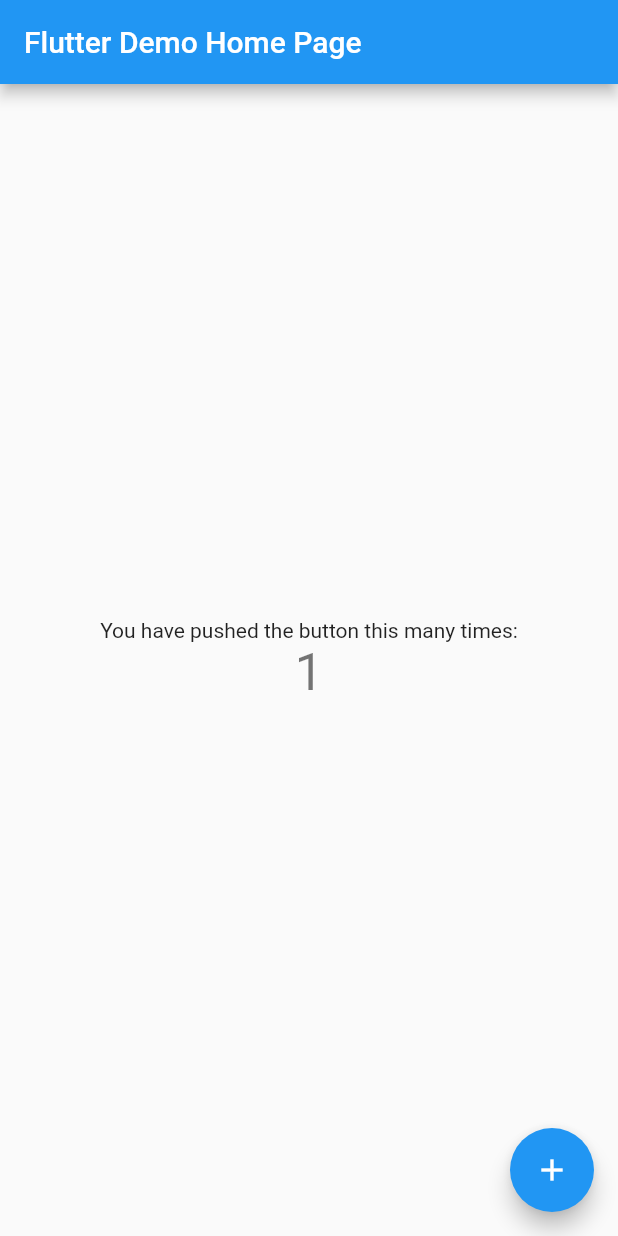
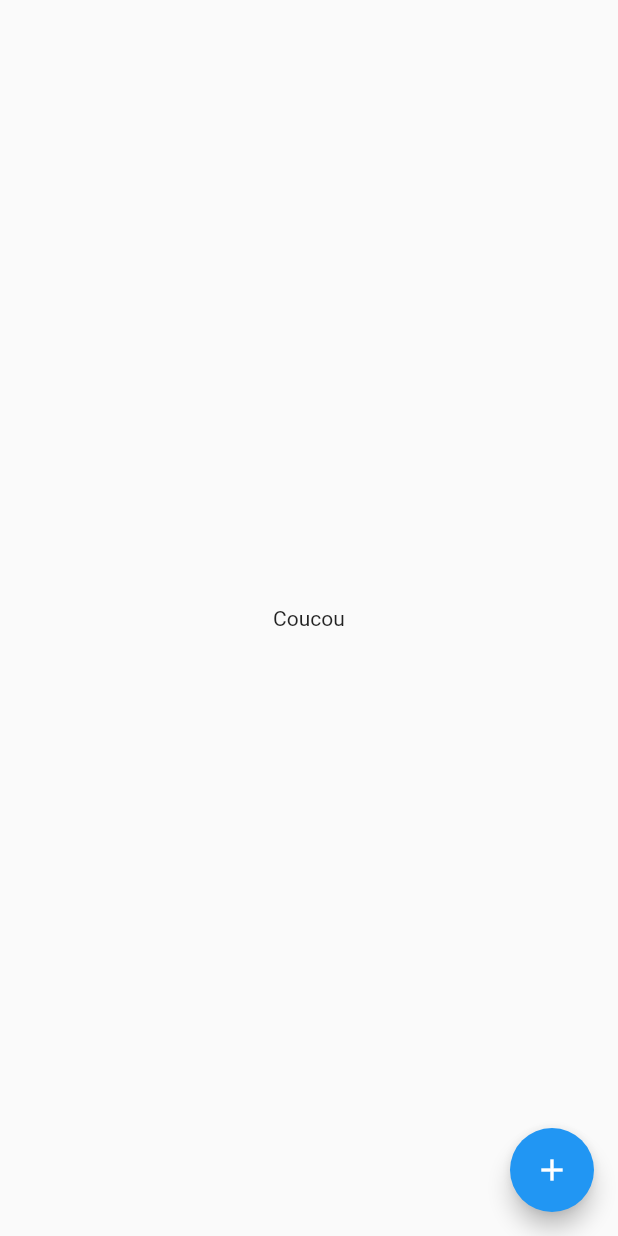
Before and after one commit to ThomasEcalle/4moc-2022, a Flutter app: the screen it shows after launch, after a tap on the "add" icon, on a phone screen of 412 x 824 dp. Run offline on Flutter 3.47's test engine with Material 2 defaults, Android fonts, the phone set to English and light mode, and no system bars; our stand-ins replace firebase_core; accounts and stored records are empty.

```diff
--- /dev/null
+++ b/lib/analytics_manager.dart
@@ -0,0 +1,38 @@
+import 'package:firebase_analytics/firebase_analytics.dart';
+import 'package:flutter/material.dart';
+
+abstract class AnalyticsInterface {
+  void logEvent(String name, {Map<String, String>? params});
+}
+
+class FirebaseAnalyticsImplementation extends AnalyticsInterface {
+  @override
+  void logEvent(String name, {Map<String, String>? params}) {
+    FirebaseAnalytics.instance.logEvent(name: name, parameters: params);
+  }
+}
+
+class AnalyticsManager extends InheritedWidget {
+  final AnalyticsInterface analyticsInterface;
+
+  const AnalyticsManager({
+    Key? key,
+    required Widget child,
+    required this.analyticsInterface,
+  }) : super(key: key, child: child);
+
+  static AnalyticsManager of(BuildContext context) {
+    final AnalyticsManager? result = context.dependOnInheritedWidgetOfExactType<AnalyticsManager>();
+    assert(result != null, 'No AnalyticsManager found in context');
+    return result!;
+  }
+
+  @override
+  bool updateShouldNotify(AnalyticsManager old) {
+    return false;
+  }
+
+  void logEvent(String name, {Map<String, String>? params}) {
+    analyticsInterface.logEvent(name, params: params);
+  }
+}
--- a/lib/main.dart
+++ b/lib/main.dart
@@ -1,115 +1,50 @@
+import 'package:firebase_core/firebase_core.dart';
 import 'package:flutter/material.dart';
+import 'package:moc_2022/analytics_manager.dart';
+import 'package:moc_2022/firebase_options.dart';
 
-void main() {
+void main() async {
+  WidgetsFlutterBinding.ensureInitialized();
+  await Firebase.initializeApp(options: DefaultFirebaseOptions.currentPlatform);
   runApp(const MyApp());
 }
 
 class MyApp extends StatelessWidget {
   const MyApp({Key? key}) : super(key: key);
 
-  // This widget is the root of your application.
   @override
   Widget build(BuildContext context) {
     return MaterialApp(
-      title: 'Flutter Demo',
-      theme: ThemeData(
-        // This is the theme of your application.
-        //
-        // Try running your application with "flutter run". You'll see the
-        // application has a blue toolbar. Then, without quitting the app, try
-        // changing the primarySwatch below to Colors.green and then invoke
-        // "hot reload" (press "r" in the console where you ran "flutter run",
-        // or simply save your changes to "hot reload" in a Flutter IDE).
-        // Notice that the counter didn't reset back to zero; the application
-        // is not restarted.
-        primarySwatch: Colors.blue,
+      home: AnalyticsManager(
+        analyticsInterface: FirebaseAnalyticsImplementation(),
+        child: const Home(),
       ),
-      home: const MyHomePage(title: 'Flutter Demo Home Page'),
     );
   }
 }
 
-class MyHomePage extends StatefulWidget {
-  const MyHomePage({Key? key, required this.title}) : super(key: key);
-
-  // This widget is the home page of your application. It is stateful, meaning
-  // that it has a State object (defined below) that contains fields that affect
-  // how it looks.
-
-  // This class is the configuration for the state. It holds the values (in this
-  // case the title) provided by the parent (in this case the App widget) and
-  // used by the build method of the State. Fields in a Widget subclass are
-  // always marked "final".
-
-  final String title;
-
-  @override
-  State<MyHomePage> createState() => _MyHomePageState();
-}
-
-class _MyHomePageState extends State<MyHomePage> {
-  int _counter = 0;
-
-  void _incrementCounter() {
-    setState(() {
-      // This call to setState tells the Flutter framework that something has
-      // changed in this State, which causes it to rerun the build method below
-      // so that the display can reflect the updated values. If we changed
-      // _counter without calling setState(), then the build method would not be
-      // called again, and so nothing would appear to happen.
-      _counter++;
-    });
-  }
+class Home extends StatelessWidget {
+  const Home({Key? key}) : super(key: key);
 
   @override
   Widget build(BuildContext context) {
-    // This method is rerun every time setState is called, for instance as done
-    // by the _incrementCounter method above.
-    //
-    // The Flutter framework has been optimized to make rerunning build methods
-    // fast, so that you can just rebuild anything that needs updating rather
-    // than having to individually change instances of widgets.
     return Scaffold(
-      appBar: AppBar(
-        // Here we take the value from the MyHomePage object that was created by
-        // the App.build method, and use it to set our appbar title.
-        title: Text(widget.title),
-      ),
-      body: Center(
-        // Center is a layout widget. It takes a single child and positions it
-        // in the middle of the parent.
-        child: Column(
-          // Column is also a layout widget. It takes a list of children and
-          // arranges them vertically. By default, it sizes itself to fit its
-          // children horizontally, and tries to be as tall as its parent.
-          //
-          // Invoke "debug painting" (press "p" in the console, choose the
-          // "Toggle Debug Paint" action from the Flutter Inspector in Android
-          // Studio, or the "Toggle Debug Paint" command in Visual Studio Code)
-          // to see the wireframe for each widget.
-          //
-          // Column has various properties to control how it sizes itself and
-          // how it positions its children. Here we use mainAxisAlignment to
-          // center the children vertically; the main axis here is the vertical
-          // axis because Columns are vertical (the cross axis would be
-          // horizontal).
-          mainAxisAlignment: MainAxisAlignment.center,
-          children: <Widget>[
-            const Text(
-              'You have pushed the button this many times:',
-            ),
-            Text(
-              '$_counter',
-              style: Theme.of(context).textTheme.headline4,
-            ),
-          ],
-        ),
+      body: const Center(
+        child: Text("Coucou"),
       ),
       floatingActionButton: FloatingActionButton(
-        onPressed: _incrementCounter,
-        tooltip: 'Increment',
         child: const Icon(Icons.add),
-      ), // This trailing comma makes auto-formatting nicer for build methods.
+        onPressed: () => _logEvent(context),
+      ),
+    );
+  }
+
+  void _logEvent(BuildContext context) {
+    AnalyticsManager.of(context).logEvent(
+      "button_clicked_toto",
+      params: {
+        "randomKey": "randomValue",
+      },
     );
   }
 }
--- a/pubspec.yaml
+++ b/pubspec.yaml
@@ -29,6 +29,8 @@ environment:
 dependencies:
   flutter:
     sdk: flutter
+  firebase_core: 1.17.1
+  firebase_analytics: 9.1.9
 
 
   # The following adds the Cupertino Icons font to your application.
```
Also changed, not shown: lib/firebase_options.dart (added), pubspec.lock, 7 other files.
